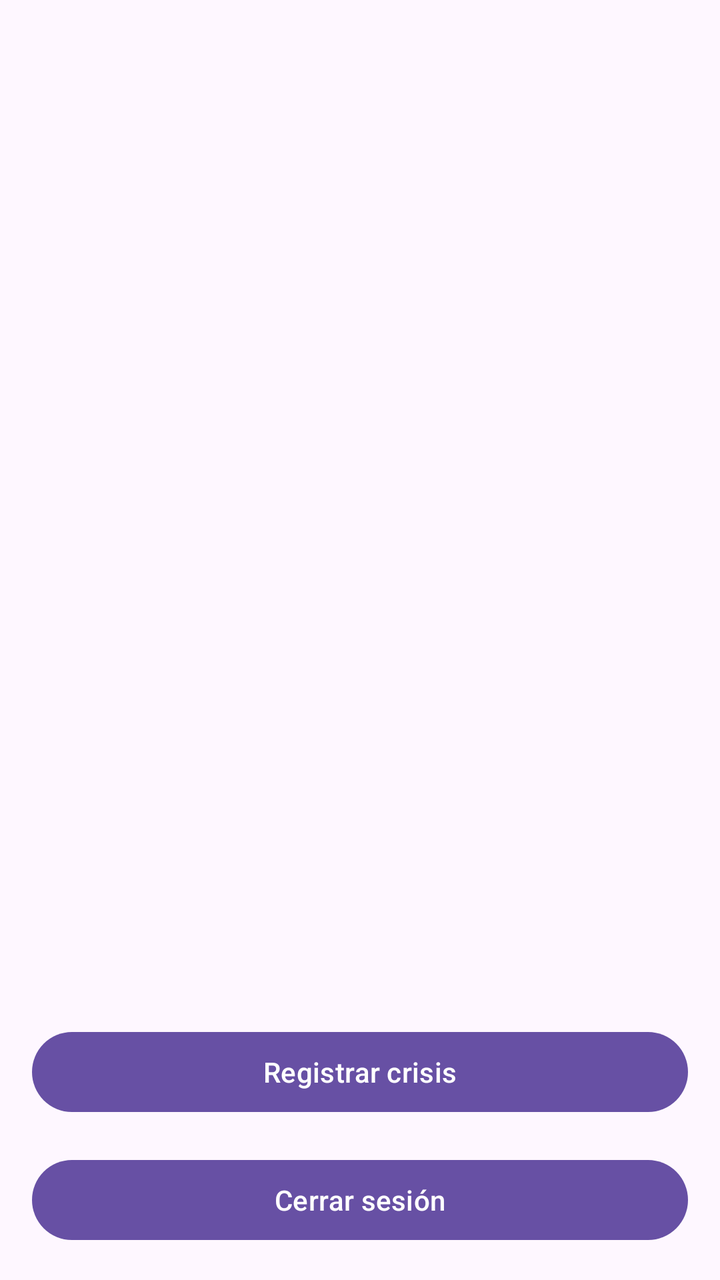
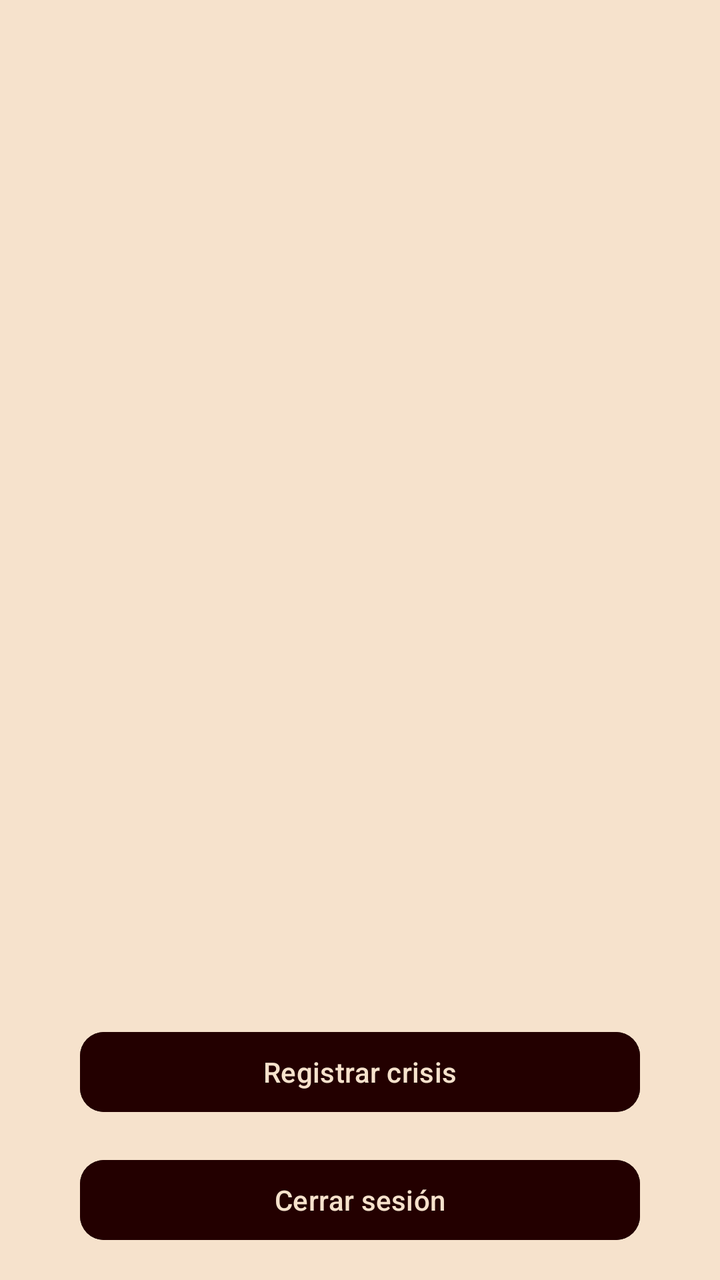

The first picture is an Android layout as it rendered before a commit; the second is the same layout after the commit. The layout source and the unified diff follow.
<!-- AndroidManifest.xml: application theme Theme.Loveito -->
<!-- res/layout/fragment_home.xml -->
<?xml version="1.0" encoding="utf-8"?>
<LinearLayout xmlns:android="http://schemas.android.com/apk/res/android"
    android:orientation="vertical"
    android:padding="16dp"
    android:layout_width="match_parent"
    android:layout_height="match_parent"
    android:gravity="center_vertical"
    android:fitsSystemWindows="true">

    <androidx.recyclerview.widget.RecyclerView
        android:id="@+id/recyclerPets"
        android:layout_width="match_parent"
        android:layout_height="0dp"
        android:layout_weight="1"
        android:clipToPadding="false"
        android:paddingBottom="8dp"
        android:layout_marginTop="8dp"
        android:overScrollMode="never" />

    <Button
        android:id="@+id/btnStartCrisis"
        android:text="@string/start_crisis_button"
        android:layout_width="match_parent"
        android:layout_height="wrap_content"
        android:layout_marginTop="12dp" />

    <Button
        android:id="@+id/btnSignOut"
        android:text="@string/sign_out_button"
        android:layout_width="match_parent"
        android:layout_height="wrap_content"
        android:layout_marginTop="16dp" />
</LinearLayout>
<!-- resources referenced by this layout -->
<resources>
  <string name="sign_out_button">Cerrar sesión</string>
  <string name="start_crisis_button">Registrar crisis</string>
  <style name="Theme.Loveito" parent="Theme.Material3.DayNight.NoActionBar" />
</resources>

<!-- the commit's change to res/layout/fragment_home.xml (unified diff, before → after) -->
@@ -1,5 +1,6 @@
 <?xml version="1.0" encoding="utf-8"?>
 <LinearLayout xmlns:android="http://schemas.android.com/apk/res/android"
+    xmlns:app="http://schemas.android.com/apk/res-auto"
     android:orientation="vertical"
     android:padding="16dp"
     android:layout_width="match_parent"
@@ -17,17 +18,29 @@
         android:layout_marginTop="8dp"
         android:overScrollMode="never" />
 
-    <Button
+    <com.google.android.material.button.MaterialButton
         android:id="@+id/btnStartCrisis"
         android:text="@string/start_crisis_button"
         android:layout_width="match_parent"
         android:layout_height="wrap_content"
-        android:layout_marginTop="12dp" />
+        android:layout_marginTop="12dp"
+        android:backgroundTint="@color/accent_primary"
+        android:textColor="@color/accent_on"
+        app:cornerRadius="12dp"
+        android:layout_marginStart="24dp"
+        android:layout_marginEnd="24dp"
+        android:layout_gravity="center_horizontal" />
 
-    <Button
+    <com.google.android.material.button.MaterialButton
         android:id="@+id/btnSignOut"
         android:text="@string/sign_out_button"
         android:layout_width="match_parent"
         android:layout_height="wrap_content"
-        android:layout_marginTop="16dp" />
+        android:layout_marginTop="16dp"
+        android:backgroundTint="@color/accent_primary"
+        android:textColor="@color/accent_on"
+        app:cornerRadius="12dp"
+        android:layout_marginStart="24dp"
+        android:layout_marginEnd="24dp"
+        android:layout_gravity="center_horizontal" />
 </LinearLayout>
<!-- resource entries referenced after the edit -->
@@ -1,7 +1,24 @@
 <!-- resources referenced by this layout -->
 <resources>
+  <color name="accent_on">#F6E2CC</color>
+  <color name="accent_primary">#230000</color>
   <string name="sign_out_button">Cerrar sesión</string>
   <string name="start_crisis_button">Registrar crisis</string>
-  <style name="Theme.Loveito" parent="Theme.Material3.DayNight.NoActionBar" />
+  <style name="Theme.Loveito" parent="Theme.Material3.DayNight.NoActionBar">
+          <item name="colorPrimary">@color/bg_primary</item>
+          <item name="colorOnPrimary">@color/text_primary</item>
+          <item name="colorSecondary">@color/accent_primary</item>
+          <item name="colorOnSecondary">@color/accent_on</item>
+          <item name="android:colorBackground">@color/bg_primary</item>
+          <item name="colorSurface">@color/bg_surface</item>
+          <item name="colorOnSurface">@color/text_primary</item>
+          <item name="colorError">@color/error_default</item>
+          <item name="colorOnError">@color/text_primary</item>
+      </style>
+  <color name="bg_primary">#F6E2CC</color>
+  <color name="text_primary">#2E2115</color>
+  <color name="bg_surface">#F6E2CC</color>
+  <color name="error_default">@color/error_accessible</color>
+  <color name="error_accessible">#CF6679</color>
 </resources>
 
